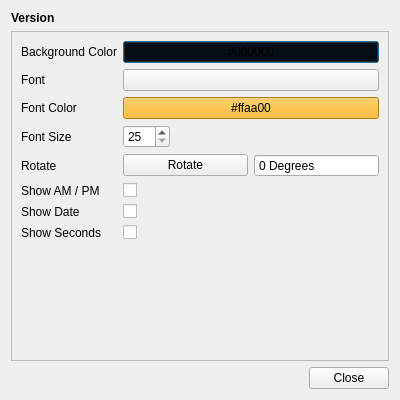
This is UI/dreamy_options.ui in textbrowser/dreamy as Qt 5 draws it before an edit. The edited form follows.
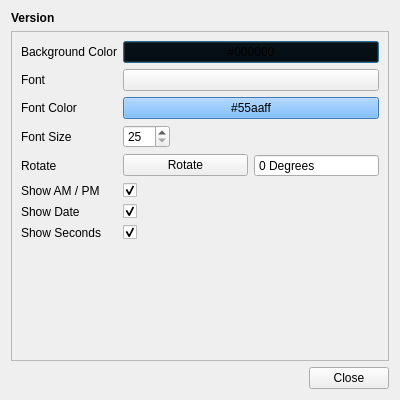
This is the edited form. Icons and pictures are not drawn.

Commit message: Enable options. New font color.

```diff
--- a/UI/dreamy_options.ui
+++ b/UI/dreamy_options.ui
@@ -44,8 +44,8 @@
        <rect>
         <x>0</x>
         <y>0</y>
-        <width>384</width>
-        <height>320</height>
+        <width>363</width>
+        <height>314</height>
        </rect>
       </property>
       <layout class="QFormLayout" name="formLayout">
@@ -86,10 +86,10 @@
        <item row="2" column="1">
         <widget class="QPushButton" name="font_color">
          <property name="styleSheet">
-          <string notr="true">QPushButton {background-color: rgb(255, 170, 0);}</string>
+          <string notr="true">QPushButton {background-color: #55aaff;}</string>
          </property>
          <property name="text">
-          <string>#ffaa00</string>
+          <string>#55aaff</string>
          </property>
         </widget>
        </item>
@@ -143,6 +143,9 @@
          <property name="text">
           <string/>
          </property>
+         <property name="checked">
+          <bool>true</bool>
+         </property>
         </widget>
        </item>
        <item row="7" column="0">
@@ -157,6 +160,9 @@
          <property name="text">
           <string/>
          </property>
+         <property name="checked">
+          <bool>true</bool>
+         </property>
         </widget>
        </item>
        <item row="3" column="0">
@@ -205,6 +211,9 @@
          <property name="text">
           <string/>
          </property>
+         <property name="checked">
+          <bool>true</bool>
+         </property>
         </widget>
        </item>
       </layout>
```
The commit also changes 3 other files.
